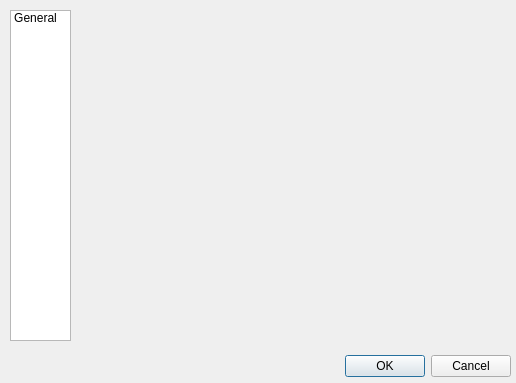
Above: settings.ui from DJI007/PhotoViewer-4 before the change. Below: the same form after it.
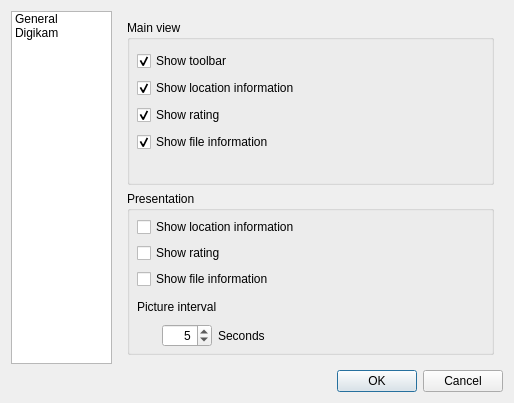
That is the form after the change. The open tabs and pages were chosen to show the change. Icons and pictures are not drawn.

Commit message: End the Settings dialog

```diff
--- a/settings.ui
+++ b/settings.ui
@@ -6,69 +6,313 @@
    <rect>
     <x>0</x>
     <y>0</y>
-    <width>516</width>
-    <height>383</height>
+    <width>514</width>
+    <height>403</height>
    </rect>
   </property>
+  <property name="minimumSize">
+   <size>
+    <width>514</width>
+    <height>403</height>
+   </size>
+  </property>
   <property name="windowTitle">
    <string>Dialog</string>
   </property>
-  <widget class="QDialogButtonBox" name="buttonBox">
-   <property name="geometry">
-    <rect>
-     <x>170</x>
-     <y>350</y>
-     <width>341</width>
-     <height>32</height>
-    </rect>
-   </property>
-   <property name="orientation">
-    <enum>Qt::Horizontal</enum>
-   </property>
-   <property name="standardButtons">
-    <set>QDialogButtonBox::Cancel|QDialogButtonBox::Ok</set>
-   </property>
-  </widget>
-  <widget class="QStackedWidget" name="stackedWidget">
-   <property name="geometry">
-    <rect>
-     <x>70</x>
-     <y>10</y>
-     <width>441</width>
-     <height>331</height>
-    </rect>
-   </property>
-   <property name="currentIndex">
-    <number>0</number>
-   </property>
-   <widget class="QWidget" name="page"/>
-   <widget class="QWidget" name="page_2"/>
-  </widget>
-  <widget class="QListWidget" name="lstIcons">
-   <property name="geometry">
-    <rect>
-     <x>10</x>
-     <y>10</y>
-     <width>61</width>
-     <height>331</height>
-    </rect>
-   </property>
-   <property name="viewMode">
-    <enum>QListView::IconMode</enum>
-   </property>
-   <item>
-    <property name="text">
-     <string>General</string>
-    </property>
-    <property name="textAlignment">
-     <set>AlignHCenter|AlignVCenter|AlignCenter</set>
-    </property>
-    <property name="icon">
-     <iconset resource="PhotoViewer.qrc">
-      <normaloff>:/images/images/settings-general.png</normaloff>:/images/images/settings-general.png</iconset>
-    </property>
+  <layout class="QGridLayout" name="gridLayout">
+   <item row="0" column="0">
+    <widget class="QListWidget" name="lstIcons">
+     <property name="minimumSize">
+      <size>
+       <width>101</width>
+       <height>0</height>
+      </size>
+     </property>
+     <property name="maximumSize">
+      <size>
+       <width>101</width>
+       <height>16777215</height>
+      </size>
+     </property>
+     <property name="spacing">
+      <number>5</number>
+     </property>
+     <property name="viewMode">
+      <enum>QListView::ListMode</enum>
+     </property>
+     <item>
+      <property name="text">
+       <string>General</string>
+      </property>
+      <property name="textAlignment">
+       <set>AlignLeft|AlignVCenter</set>
+      </property>
+      <property name="icon">
+       <iconset resource="PhotoViewer.qrc">
+        <normaloff>:/images/images/settings-general.png</normaloff>:/images/images/settings-general.png</iconset>
+      </property>
+     </item>
+     <item>
+      <property name="text">
+       <string>Digikam</string>
+      </property>
+      <property name="icon">
+       <iconset resource="PhotoViewer.qrc">
+        <normaloff>:/images/images/digikam-logo.png</normaloff>:/images/images/digikam-logo.png</iconset>
+      </property>
+     </item>
+    </widget>
    </item>
-  </widget>
+   <item row="0" column="1">
+    <widget class="QStackedWidget" name="swPages">
+     <property name="currentIndex">
+      <number>1</number>
+     </property>
+     <widget class="QWidget" name="pGeneral">
+      <layout class="QGridLayout" name="gridLayout_2">
+       <item row="0" column="0">
+        <widget class="QGroupBox" name="gbMainView">
+         <property name="title">
+          <string>Main view</string>
+         </property>
+         <widget class="QWidget" name="">
+          <property name="geometry">
+           <rect>
+            <x>10</x>
+            <y>30</y>
+            <width>351</width>
+            <height>104</height>
+           </rect>
+          </property>
+          <layout class="QVBoxLayout" name="vlMainView">
+           <item>
+            <widget class="QCheckBox" name="cbMVShowToolbar">
+             <property name="text">
+              <string>Show toolbar</string>
+             </property>
+             <property name="checked">
+              <bool>true</bool>
+             </property>
+            </widget>
+           </item>
+           <item>
+            <widget class="QCheckBox" name="cbMVShowLocation">
+             <property name="minimumSize">
+              <size>
+               <width>99</width>
+               <height>0</height>
+              </size>
+             </property>
+             <property name="text">
+              <string>Show location information</string>
+             </property>
+             <property name="checked">
+              <bool>true</bool>
+             </property>
+            </widget>
+           </item>
+           <item>
+            <widget class="QCheckBox" name="cbMVShowRating">
+             <property name="text">
+              <string>Show rating</string>
+             </property>
+             <property name="checked">
+              <bool>true</bool>
+             </property>
+            </widget>
+           </item>
+           <item>
+            <widget class="QCheckBox" name="cbMVShowFileInfo">
+             <property name="text">
+              <string>Show file information</string>
+             </property>
+             <property name="checked">
+              <bool>true</bool>
+             </property>
+            </widget>
+           </item>
+          </layout>
+         </widget>
+        </widget>
+       </item>
+       <item row="1" column="0">
+        <widget class="QGroupBox" name="gbPresentation">
+         <property name="title">
+          <string>Presentation</string>
+         </property>
+         <widget class="QWidget" name="">
+          <property name="geometry">
+           <rect>
+            <x>10</x>
+            <y>26</y>
+            <width>351</width>
+            <height>130</height>
+           </rect>
+          </property>
+          <layout class="QVBoxLayout" name="vlPresentation">
+           <item>
+            <widget class="QCheckBox" name="cbPShowLocation">
+             <property name="minimumSize">
+              <size>
+               <width>99</width>
+               <height>0</height>
+              </size>
+             </property>
+             <property name="text">
+              <string>Show location information</string>
+             </property>
+             <property name="checked">
+              <bool>false</bool>
+             </property>
+            </widget>
+           </item>
+           <item>
+            <widget class="QCheckBox" name="cbPShowRating">
+             <property name="text">
+              <string>Show rating</string>
+             </property>
+             <property name="checked">
+              <bool>false</bool>
+             </property>
+            </widget>
+           </item>
+           <item>
+            <widget class="QCheckBox" name="cbPShowFileInfo">
+             <property name="text">
+              <string>Show file information</string>
+             </property>
+             <property name="checked">
+              <bool>false</bool>
+             </property>
+            </widget>
+           </item>
+           <item>
+            <widget class="QLabel" name="lPPictureInterval">
+             <property name="text">
+              <string>Picture interval</string>
+             </property>
+            </widget>
+           </item>
+           <item>
+            <layout class="QHBoxLayout" name="hlPictureInterval">
+             <property name="leftMargin">
+              <number>25</number>
+             </property>
+             <item>
+              <widget class="QSpinBox" name="sbPPictureInterval">
+               <property name="maximumSize">
+                <size>
+                 <width>50</width>
+                 <height>16777215</height>
+                </size>
+               </property>
+               <property name="alignment">
+                <set>Qt::AlignRight|Qt::AlignTrailing|Qt::AlignVCenter</set>
+               </property>
+               <property name="value">
+                <number>5</number>
+               </property>
+              </widget>
+             </item>
+             <item>
+              <widget class="QLabel" name="lPSeconds">
+               <property name="text">
+                <string>Seconds</string>
+               </property>
+              </widget>
+             </item>
+            </layout>
+           </item>
+          </layout>
+         </widget>
+        </widget>
+       </item>
+      </layout>
+     </widget>
+     <widget class="QWidget" name="pDigikam">
+      <layout class="QGridLayout" name="gridLayout_3">
+       <item row="0" column="0">
+        <widget class="QGroupBox" name="gbDigikam">
+         <property name="title">
+          <string>Digikam configuration</string>
+         </property>
+         <property name="alignment">
+          <set>Qt::AlignLeading|Qt::AlignLeft|Qt::AlignTop</set>
+         </property>
+         <property name="flat">
+          <bool>false</bool>
+         </property>
+         <layout class="QFormLayout" name="formLayout">
+          <item row="0" column="0" colspan="2">
+           <layout class="QVBoxLayout" name="vlDigikam">
+            <item>
+             <widget class="QCheckBox" name="cbDIntegrateDigikam">
+              <property name="toolTip">
+               <string>&lt;html&gt;&lt;head/&gt;&lt;body&gt;&lt;p&gt;Read and write digikam metadata for files that not support integrated information&lt;/p&gt;&lt;/body&gt;&lt;/html&gt;</string>
+              </property>
+              <property name="text">
+               <string>Integrate with Digikam</string>
+              </property>
+             </widget>
+            </item>
+            <item>
+             <widget class="QLabel" name="lDDatabaseFile">
+              <property name="text">
+               <string>Digikam database file</string>
+              </property>
+             </widget>
+            </item>
+            <item>
+             <layout class="QHBoxLayout" name="hlDDatabaseFile">
+              <property name="leftMargin">
+               <number>25</number>
+              </property>
+              <item>
+               <widget class="QLineEdit" name="leDDatabaseFile"/>
+              </item>
+              <item>
+               <widget class="QPushButton" name="pbDSelectDatabaseFile">
+                <property name="text">
+                 <string/>
+                </property>
+                <property name="icon">
+                 <iconset>
+                  <normalon>:/images/images/folder-open.png</normalon>
+                 </iconset>
+                </property>
+                <property name="iconSize">
+                 <size>
+                  <width>16</width>
+                  <height>16</height>
+                 </size>
+                </property>
+                <property name="flat">
+                 <bool>false</bool>
+                </property>
+               </widget>
+              </item>
+             </layout>
+            </item>
+           </layout>
+          </item>
+         </layout>
+        </widget>
+       </item>
+      </layout>
+     </widget>
+    </widget>
+   </item>
+   <item row="1" column="1">
+    <widget class="QDialogButtonBox" name="buttonBox">
+     <property name="orientation">
+      <enum>Qt::Horizontal</enum>
+     </property>
+     <property name="standardButtons">
+      <set>QDialogButtonBox::Cancel|QDialogButtonBox::Ok</set>
+     </property>
+    </widget>
+   </item>
+  </layout>
  </widget>
  <resources>
   <include location="PhotoViewer.qrc"/>
```
Left out of the diff: 8 changed lines with no effect on the pictures. The commit also changes 9 other files.
